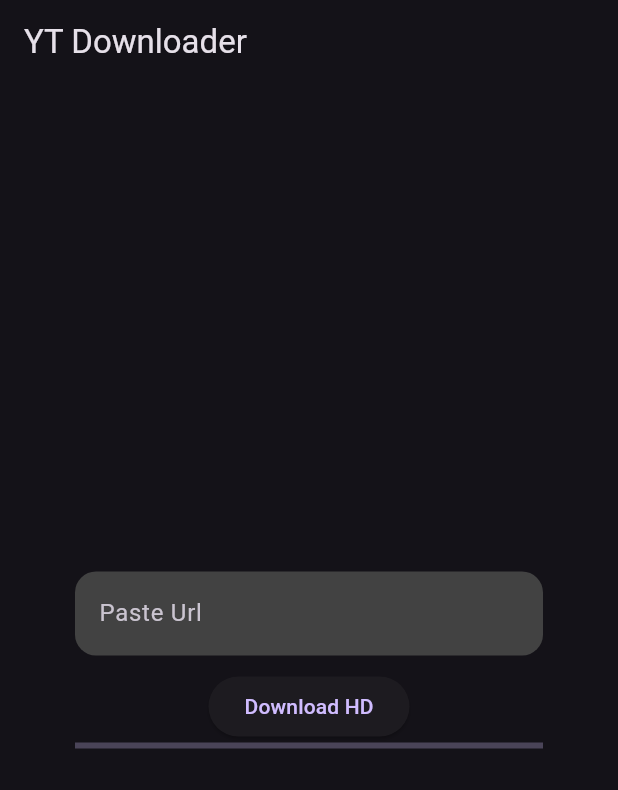
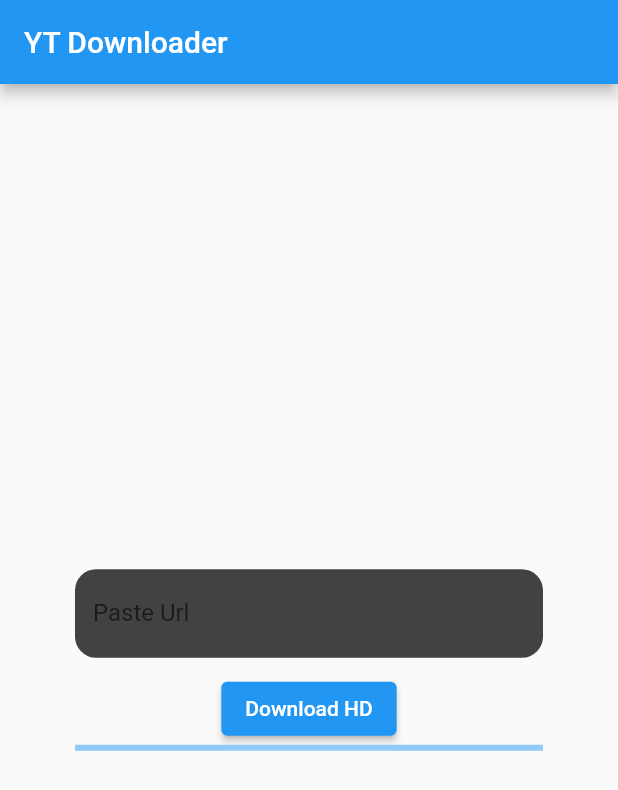
Before and after one commit to Harrem/YoutubeDownloader, a Flutter app: the screen it shows after launch, on a phone screen of 412 x 824 dp. Shown: the top 790 px of the screen. Run offline on Flutter 3.47's test engine with Material 2 defaults, Android fonts, the phone set to English and light mode, and no system bars; our stand-ins replace permission_handler; missing offline and left inert: youtube_explode_dart.

Commit message:
set custom theme in main

```diff
--- a/lib/main.dart
+++ b/lib/main.dart
@@ -1,5 +1,6 @@
 import 'package:flutter/material.dart';
 import 'package:ytd/route.dart';
+import 'package:ytd/theme/custom_theme.dart';
 
 void main() {
   runApp(const MyApp());
@@ -12,9 +13,7 @@ class MyApp extends StatelessWidget {
   Widget build(BuildContext context) {
     return MaterialApp(
       title: 'HTube Dl',
-      theme: ThemeData.dark(
-        useMaterial3: true,
-      ),
+      theme: CustomTheme().dark,
       debugShowCheckedModeBanner: false,
       initialRoute: RouteGenerator.home,
       onGenerateRoute: (settings) => RouteGenerator.generateRoute(settings),
```
